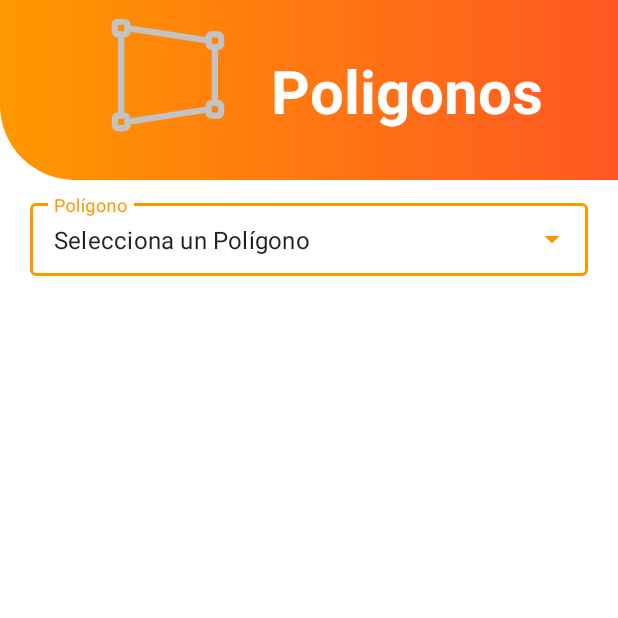
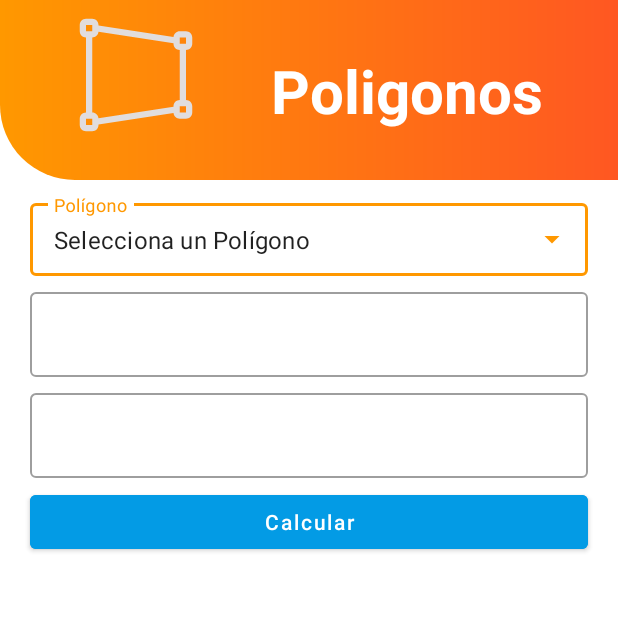
Before and after one commit to lizarragabriel/Polygon, an Android app: the screen it shows after launch (MainActivity), on a phone screen of 412 x 824 dp, the top half of it. Run offline under Robolectric (Android 15) with nearby library versions, the phone set to English and light mode, and no system bars; our stand-ins replace data binding.

```diff
--- a/app/src/main/res/drawable/ic_poligono.xml
+++ b/app/src/main/res/drawable/ic_poligono.xml
@@ -1,4 +1,4 @@
 <vector android:height="48dp" android:viewportHeight="24"
     android:viewportWidth="24" android:width="48dp" xmlns:android="http://schemas.android.com/apk/res/android">
-    <path android:fillColor="#C3C3C3" android:pathData="M19,8C18.4477,8 18,7.5523 18,7L18,6.929L5.9967,5.0823C5.9548,5.5961 5.5246,6 5,6L5,18C5.5246,18 5.9548,18.4039 5.9967,18.9177L18,17.071L18,17C18,16.4477 18.4477,16 19,16L19,8ZM20,8L20,16C20.5523,16 21,16.4477 21,17L21,18C21,18.5523 20.5523,19 20,19L19,19C18.4754,19 18.0452,18.5961 18.0033,18.0823L6,19.929L6,20C6,20.5523 5.5523,21 5,21L4,21C3.4477,21 3,20.5523 3,20L3,19C3,18.4477 3.4477,18 4,18L4,6C3.4477,6 3,5.5523 3,5L3,4C3,3.4477 3.4477,3 4,3L5,3C5.5523,3 6,3.4477 6,4L6,4.071L18.0033,5.9177C18.0452,5.4039 18.4754,5 19,5L20,5C20.5523,5 21,5.4477 21,6L21,7C21,7.5523 20.5523,8 20,8ZM5,19.491L5,19L4,19L4,20L5,20L5,19.5078C4.9999,19.5022 4.9999,19.4966 5,19.491L5,19.491ZM19,17.509L19,18L20,18L20,17L19,17L19,17.4922C19.0001,17.4978 19.0001,17.5034 19,17.509L19,17.509ZM5,4.4922L5,4L4,4L4,5L5,5L5,4.509C4.9999,4.5034 4.9999,4.4978 5,4.4922L5,4.4922ZM19,6.5078L19,7L20,7L20,6L19,6L19,6.491C19.0001,6.4966 19.0001,6.5022 19,6.5078L19,6.5078Z"/>
+    <path android:fillColor="#E1DDDD" android:pathData="M19,8C18.4477,8 18,7.5523 18,7L18,6.929L5.9967,5.0823C5.9548,5.5961 5.5246,6 5,6L5,18C5.5246,18 5.9548,18.4039 5.9967,18.9177L18,17.071L18,17C18,16.4477 18.4477,16 19,16L19,8ZM20,8L20,16C20.5523,16 21,16.4477 21,17L21,18C21,18.5523 20.5523,19 20,19L19,19C18.4754,19 18.0452,18.5961 18.0033,18.0823L6,19.929L6,20C6,20.5523 5.5523,21 5,21L4,21C3.4477,21 3,20.5523 3,20L3,19C3,18.4477 3.4477,18 4,18L4,6C3.4477,6 3,5.5523 3,5L3,4C3,3.4477 3.4477,3 4,3L5,3C5.5523,3 6,3.4477 6,4L6,4.071L18.0033,5.9177C18.0452,5.4039 18.4754,5 19,5L20,5C20.5523,5 21,5.4477 21,6L21,7C21,7.5523 20.5523,8 20,8ZM5,19.491L5,19L4,19L4,20L5,20L5,19.5078C4.9999,19.5022 4.9999,19.4966 5,19.491L5,19.491ZM19,17.509L19,18L20,18L20,17L19,17L19,17.4922C19.0001,17.4978 19.0001,17.5034 19,17.509L19,17.509ZM5,4.4922L5,4L4,4L4,5L5,5L5,4.509C4.9999,4.5034 4.9999,4.4978 5,4.4922L5,4.4922ZM19,6.5078L19,7L20,7L20,6L19,6L19,6.491C19.0001,6.4966 19.0001,6.5022 19,6.5078L19,6.5078Z"/>
 </vector>
--- /dev/null
+++ b/app/src/main/res/layout-land/fragment_home.xml
@@ -0,0 +1,193 @@
+<?xml version="1.0" encoding="utf-8"?>
+
+<layout xmlns:android="http://schemas.android.com/apk/res/android"
+    xmlns:tools="http://schemas.android.com/tools"
+    xmlns:app="http://schemas.android.com/apk/res-auto">
+
+    <data>
+        <variable
+            name="area"
+            type="String" />
+
+        <variable
+            name="perimeter"
+            type="String" />
+
+        <variable
+            name="formula"
+            type="String" />
+    </data>
+
+    <androidx.constraintlayout.widget.ConstraintLayout
+        android:layout_width="match_parent"
+        android:layout_height="match_parent"
+        tools:context=".HomeFragment">
+
+        <View
+            android:id="@+id/mView"
+            android:layout_width="wrap_content"
+            android:layout_height="120dp"
+            android:background="@drawable/view_back"
+            app:layout_constraintEnd_toEndOf="parent"
+            app:layout_constraintStart_toStartOf="parent"
+            app:layout_constraintTop_toTopOf="parent" />
+
+        <ImageView
+            android:id="@+id/imageView"
+            android:layout_width="100dp"
+            android:layout_height="100dp"
+            android:layout_marginBottom="20dp"
+            android:src="@drawable/ic_poligono"
+            android:layout_marginStart="10dp"
+            app:layout_constraintBottom_toBottomOf="@+id/mView"
+            app:layout_constraintStart_toStartOf="@+id/mView"
+            app:layout_constraintTop_toTopOf="parent"
+            app:layout_constraintVertical_bias="0.0" />
+
+
+        <TextView
+            android:id="@+id/textView"
+            android:layout_width="wrap_content"
+            android:layout_height="wrap_content"
+            android:text="Poligonos"
+            android:textColor="@color/white"
+            android:textSize="40sp"
+            android:textStyle="bold"
+            android:layout_marginStart="10dp"
+            app:layout_constraintBottom_toBottomOf="@+id/mView"
+            app:layout_constraintStart_toEndOf="@+id/imageView"
+            app:layout_constraintTop_toTopOf="parent"
+            app:layout_constraintVertical_bias="0.477" />
+
+        <com.google.android.material.textfield.TextInputLayout
+            android:id="@+id/textInputLayout"
+            style="@style/Widget.MaterialComponents.TextInputLayout.OutlinedBox.Dense.ExposedDropdownMenu"
+            android:layout_width="350dp"
+            android:layout_height="wrap_content"
+            android:layout_marginStart="20dp"
+            android:layout_marginTop="10dp"
+            app:layout_constraintStart_toStartOf="parent"
+            app:layout_constraintTop_toBottomOf="@+id/mView">
+
+            <AutoCompleteTextView
+                android:id="@+id/mDropDown"
+                android:layout_width="match_parent"
+                android:layout_height="wrap_content"
+                android:hint="Polígono"
+                android:inputType="none"
+                android:text="Selecciona un Polígono" />
+        </com.google.android.material.textfield.TextInputLayout>
+
+        <com.google.android.material.textfield.TextInputLayout
+            android:id="@+id/mFirstValueInput"
+            style="@style/Widget.MaterialComponents.TextInputLayout.OutlinedBox"
+            android:layout_width="350dp"
+            android:layout_height="wrap_content"
+            android:layout_marginStart="20dp"
+            android:layout_marginTop="5dp"
+            android:visibility="gone"
+            app:boxBackgroundMode="outline"
+            app:layout_constraintStart_toStartOf="parent"
+            app:layout_constraintTop_toBottomOf="@+id/textInputLayout">
+
+            <com.google.android.material.textfield.TextInputEditText
+                android:id="@+id/mFirstValue"
+                android:layout_width="match_parent"
+                android:layout_height="wrap_content"
+                android:inputType="number" />
+
+        </com.google.android.material.textfield.TextInputLayout>
+
+        <com.google.android.material.textfield.TextInputLayout
+            android:id="@+id/mSecondValueInput"
+            style="@style/Widget.MaterialComponents.TextInputLayout.OutlinedBox"
+            android:layout_width="350dp"
+            android:layout_height="wrap_content"
+            android:layout_marginStart="20dp"
+            android:layout_marginTop="5dp"
+            android:visibility="gone"
+            app:boxBackgroundMode="outline"
+            app:layout_constraintStart_toStartOf="parent"
+            app:layout_constraintTop_toBottomOf="@+id/mFirstValueInput">
+
+            <com.google.android.material.textfield.TextInputEditText
+                android:id="@+id/mSecondValue"
+                android:layout_width="match_parent"
+                android:layout_height="wrap_content"
+                android:inputType="number" />
+
+        </com.google.android.material.textfield.TextInputLayout>
+
+
+        <Button
+            android:id="@+id/mCalculate"
+            android:layout_width="350dp"
+            android:layout_height="wrap_content"
+            android:layout_marginStart="20dp"
+            android:layout_marginTop="5dp"
+            android:backgroundTint="@color/teal_200"
+            android:text="Calcular"
+            android:textAllCaps="false"
+            android:visibility="gone"
+            app:layout_constraintStart_toStartOf="parent"
+            app:layout_constraintTop_toBottomOf="@+id/mSecondValueInput" />
+
+        <TextView
+            android:id="@+id/mShowArea"
+            android:layout_width="wrap_content"
+            android:layout_height="wrap_content"
+            android:fontFamily="monospace"
+            android:text="@{area}"
+            android:textSize="24sp"
+            android:visibility="gone"
+            app:layout_constraintBottom_toBottomOf="@+id/mFirstValueInput"
+            app:layout_constraintEnd_toEndOf="parent"
+            app:layout_constraintStart_toEndOf="@+id/mFirstValueInput"
+            app:layout_constraintTop_toBottomOf="@+id/textInputLayout" />
+
+        <TextView
+            android:id="@+id/mShowPerimeter"
+            android:layout_width="wrap_content"
+            android:layout_height="wrap_content"
+            android:fontFamily="monospace"
+            android:text="@{perimeter}"
+            android:textSize="24sp"
+            android:visibility="gone"
+            app:layout_constraintBottom_toBottomOf="@+id/mSecondValueInput"
+            app:layout_constraintEnd_toEndOf="parent"
+            app:layout_constraintStart_toEndOf="@+id/mFirstValueInput"
+            app:layout_constraintTop_toBottomOf="@+id/mFirstValueInput" />
+
+        <TextView
+            android:visibility="gone"
+            android:id="@+id/mShowFormula"
+            android:layout_width="match_parent"
+            android:layout_height="wrap_content"
+            android:text="@{formula}"
+            android:textSize="24sp"
+            android:layout_marginTop="5dp"
+            android:layout_marginStart="20dp"
+            android:layout_marginEnd="20dp"
+            app:layout_constraintEnd_toEndOf="parent"
+            app:layout_constraintStart_toStartOf="parent"
+            app:layout_constraintTop_toBottomOf="@+id/mShowPerimeter" />
+
+
+    </androidx.constraintlayout.widget.ConstraintLayout>
+
+
+</layout>
+
+    <!--<EditText
+            android:id="@+id/mFirstValue"
+            android:layout_width="match_parent"
+            android:layout_height="wrap_content"
+            android:visibility="visible"
+            android:hint="First Value"
+            android:inputType="number"
+            android:layout_marginStart="20dp"
+            android:layout_marginEnd="20dp"
+            android:layout_marginTop="5dp"
+            app:layout_constraintEnd_toEndOf="parent"
+            app:layout_constraintStart_toStartOf="parent"
+            app:layout_constraintTop_toBottomOf="@+id/textInputLayout" />-->
--- a/app/src/main/res/layout/fragment_home.xml
+++ b/app/src/main/res/layout/fragment_home.xml
@@ -39,10 +39,9 @@
         android:src="@drawable/ic_poligono"
         app:layout_constraintBottom_toBottomOf="@+id/mView"
         app:layout_constraintEnd_toStartOf="@+id/textView"
-        app:layout_constraintHorizontal_bias="0.765"
         app:layout_constraintStart_toStartOf="parent"
         app:layout_constraintTop_toTopOf="parent"
-        app:layout_constraintVertical_bias="0.0" />
+        />
 
     <TextView
         android:id="@+id/textView"
@@ -84,7 +83,7 @@
         android:id="@+id/mFirstValueInput"
         android:layout_width="match_parent"
         android:layout_height="wrap_content"
-        android:visibility="gone"
+        android:visibility="visible"
         app:boxBackgroundMode="outline"
         style="@style/Widget.MaterialComponents.TextInputLayout.OutlinedBox"
         android:layout_marginStart="20dp"
@@ -106,7 +105,7 @@
         android:id="@+id/mSecondValueInput"
         android:layout_width="match_parent"
         android:layout_height="wrap_content"
-        android:visibility="gone"
+        android:visibility="visible"
         app:boxBackgroundMode="outline"
         style="@style/Widget.MaterialComponents.TextInputLayout.OutlinedBox"
         android:layout_marginStart="20dp"
@@ -129,14 +128,14 @@
         android:id="@+id/mCalculate"
         android:layout_width="match_parent"
         android:layout_height="wrap_content"
-        android:visibility="gone"
+        android:visibility="visible"
         android:text="Calcular"
         android:layout_marginTop="5dp"
         android:layout_marginStart="20dp"
         android:layout_marginEnd="20dp"
-        android:backgroundTint="#FF8A65"
+        android:backgroundTint="@color/teal_200"
         android:textAllCaps="false"
-
+        android:textColor="@color/white"
         app:layout_constraintEnd_toEndOf="parent"
         app:layout_constraintStart_toStartOf="parent"
         app:layout_constraintTop_toBottomOf="@+id/mSecondValueInput" />
@@ -172,7 +171,7 @@
         app:layout_constraintTop_toBottomOf="@+id/mShowArea" />
 
     <TextView
-        android:visibility="gone"
+        android:visibility="visible"
         android:id="@+id/mShowFormula"
         android:layout_width="match_parent"
         android:layout_height="wrap_content"
```
Also changed, not shown: app/src/main/java/com/lizarragabriel/poligonos/HomeFragment.java (+32 -81 lines), app/src/main/java/com/lizarragabriel/poligonos/ViewModel/HomeViewModel.java (+88 -2 lines).
